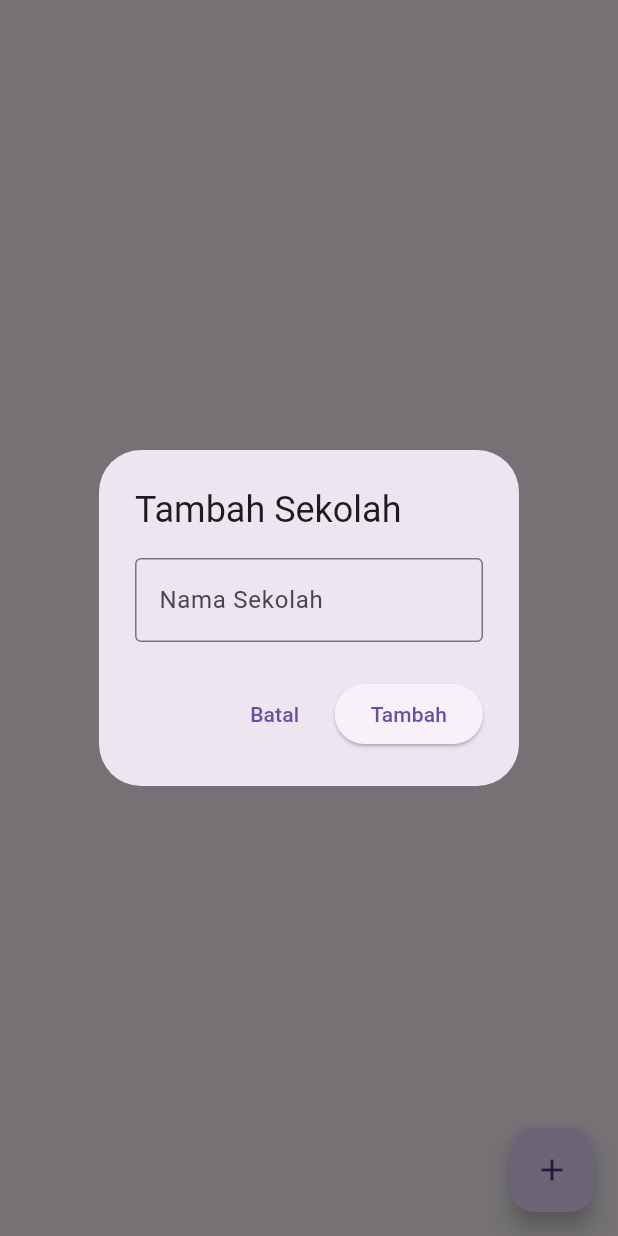
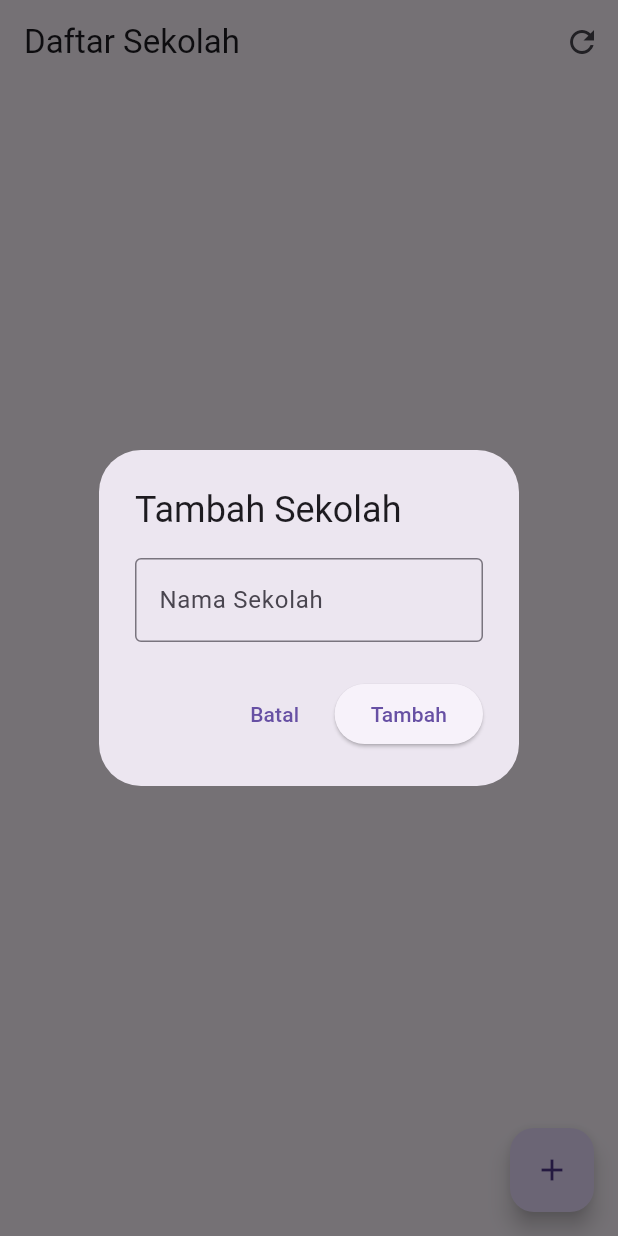
Before and after one commit to Arilsaputra854/Media-Management-Track, a Flutter app: the SchoolPage screen opened by its route, after a tap on the "add" icon, on a phone screen of 412 x 824 dp. Run offline on Flutter 3.47's test engine with Material 3 defaults, Android fonts, the light colour scheme and no system bars; our stand-ins replace cloud_firestore, firebase_auth, firebase_core, fluttertoast, go_router, loading_animation_widget and 3 more; missing offline and left inert: dart:html, flutter_web_qrcode_scanner; accounts and stored records are empty; statements that could not run were skipped.

Commit message:
fix bug loading

```diff
--- a/lib/view/school_page.dart
+++ b/lib/view/school_page.dart
@@ -1,6 +1,7 @@
 import 'package:flutter/material.dart';
 import 'package:go_router/go_router.dart';
 import 'package:media_management_track/model/school.dart';
+import 'package:media_management_track/view/widget/loading_widget.dart';
 import 'package:media_management_track/viewmodel/school_viewmodel.dart';
 import 'package:provider/provider.dart';
 
@@ -12,31 +13,53 @@ class SchoolPage extends StatefulWidget {
 }
 
 class _SchoolPageState extends State<SchoolPage> {
-  late SchoolViewmodel vm;
+  late Future<void> _initFuture;
 
   @override
-  void didChangeDependencies() {
-    super.didChangeDependencies();
-    vm = Provider.of<SchoolViewmodel>(context, listen: false);
-    vm.init();
+  void initState() {
+    super.initState();
+    final vm = Provider.of<SchoolViewmodel>(context, listen: false);
+    _initFuture = vm.init();
   }
 
   @override
   Widget build(BuildContext context) {
-    return Consumer<SchoolViewmodel>(
-      builder: (context, vm, child) {
     return Scaffold(
+      appBar: AppBar(
+        title: const Text('Daftar Sekolah'),
+        actions: [
+          IconButton(
+            icon: const Icon(Icons.refresh),
+            onPressed: () {
+              setState(() {
+                final vm = Provider.of<SchoolViewmodel>(context, listen: false);
+                _initFuture = vm.init();
+              });
+            },
+          ),
+        ],
+      ),
       floatingActionButton: FloatingActionButton(
-            onPressed: () => _addSchoolDialog(),
-            child: Icon(Icons.add),
+        onPressed: _addSchoolDialog,
+        child: const Icon(Icons.add),
       ),
-          body: Stack(
-            children: [
-              vm.schools.isEmpty
-                  ? const Center(
-                    child: Text("Belum ada sekolah yang terdaftar."),
-                  )
-                  : ListView.builder(
+      body: FutureBuilder<void>(
+        future: _initFuture,
+        builder: (context, snapshot) {
+          final vm = Provider.of<SchoolViewmodel>(context);
+          if (snapshot.connectionState == ConnectionState.waiting) {
+            return  LoadingWidget("Memuat data sekolah");
+          }
+
+          if (snapshot.hasError) {
+            return Center(child: Text("Gagal memuat sekolah: ${snapshot.error}"));
+          }
+
+          if (vm.schools.isEmpty) {
+            return const Center(child: Text("Belum ada sekolah yang terdaftar."));
+          }
+
+          return ListView.builder(
             padding: const EdgeInsets.all(12),
             itemCount: vm.schools.length,
             itemBuilder: (context, index) {
@@ -49,22 +72,19 @@ class _SchoolPageState extends State<SchoolPage> {
                 elevation: 3,
                 child: ListTile(
                   leading: CircleAvatar(
+                    backgroundColor: Colors.blueAccent,
+                    foregroundColor: Colors.white,
                     child: Text(
                       school.name.isNotEmpty
                           ? school.name[0].toUpperCase()
                           : '?',
-                              style: const TextStyle(
-                                fontWeight: FontWeight.bold,
+                      style: const TextStyle(fontWeight: FontWeight.bold),
                     ),
-                            ),
-                            backgroundColor: Colors.blueAccent,
-                            foregroundColor: Colors.white,
                   ),
                   title: Text(
                     school.name,
                     style: const TextStyle(fontWeight: FontWeight.bold),
                   ),
-
                   trailing: PopupMenuButton<String>(
                     onSelected: (value) {
                       if (value == 'edit') {
@@ -73,43 +93,28 @@ class _SchoolPageState extends State<SchoolPage> {
                         vm.removeSchool(school);
                       }
                     },
-                            itemBuilder:
-                                (context) => [
-                                  const PopupMenuItem(
-                                    value: 'edit',
-                                    child: Text('Edit'),
-                                  ),
-                                  const PopupMenuItem(
-                                    value: 'delete',
-                                    child: Text('Hapus'),
-                                  ),
+                    itemBuilder: (context) => const [
+                      PopupMenuItem(value: 'edit', child: Text('Edit')),
+                      PopupMenuItem(value: 'delete', child: Text('Hapus')),
                     ],
                   ),
-
-                          onTap: () {
-                            _editSchoolDialog(school);
-                          },
-                        ),
-                      );
-                    },
-                  ),
-              if (vm.isLoading) Center(child: CircularProgressIndicator()),
-            ],
+                  onTap: () => _editSchoolDialog(school),
                 ),
               );
             },
           );
+        },
+      ),
+    );
   }
 
   void _editSchoolDialog(School school) {
-    final TextEditingController nameController = TextEditingController(
-      text: school.name,
-    );
+    final nameController = TextEditingController(text: school.name);
+    final vm = Provider.of<SchoolViewmodel>(context, listen: false);
 
     showDialog(
       context: context,
-      builder: (context) {
-        return AlertDialog(
+      builder: (context) => AlertDialog(
         title: const Text('Edit Sekolah'),
         content: TextField(
           controller: nameController,
@@ -134,18 +139,17 @@ class _SchoolPageState extends State<SchoolPage> {
             child: const Text('Edit'),
           ),
         ],
-        );
-      },
+      ),
     );
   }
 
   void _addSchoolDialog() {
-    final TextEditingController nameController = TextEditingController();
+    final nameController = TextEditingController();
+    final vm = Provider.of<SchoolViewmodel>(context, listen: false);
 
     showDialog(
       context: context,
-      builder: (context) {
-        return AlertDialog(
+      builder: (context) => AlertDialog(
         title: const Text('Tambah Sekolah'),
         content: TextField(
           controller: nameController,
@@ -170,8 +174,7 @@ class _SchoolPageState extends State<SchoolPage> {
             child: const Text('Tambah'),
           ),
         ],
-        );
-      },
+      ),
     );
   }
 }
--- a/lib/viewmodel/school_viewmodel.dart
+++ b/lib/viewmodel/school_viewmodel.dart
@@ -53,7 +53,8 @@ class SchoolViewmodel extends ChangeNotifier {
       // Tambahkan ke Firestore
       await _firestore.collection('school').add({'name': schoolName});
 
-      _fetchSchools();
+      await _fetchSchools();
+
       log.i("Sekolah ditambahkan: ${schoolName}");
     } catch (e) {
       log.e("Gagal menambahkan sekolah: $e");
@@ -96,7 +97,8 @@ class SchoolViewmodel extends ChangeNotifier {
       await _firestore.collection('school').doc(school.id).update({
         'name': school.name,
       });
-      _fetchSchools();
+      await _fetchSchools();
+
 
       log.i("Sekolah berhasil diupdate: ${school.name}");
     } catch (e) {
```
Also changed, not shown: lib/view/history_borrow_page.dart (+47 -10 lines), lib/view/media_page.dart (+3 -15 lines), lib/view/request_trainer_page.dart (+44 -36 lines), lib/view/school_trainer_page.dart (+59 -57 lines), lib/view/trainer_page.dart (+36 -38 lines), lib/viewmodel/trainer_viewmodel.dart (+11 -12 lines). Lines whose indentation alone changed are shown as unchanged.
